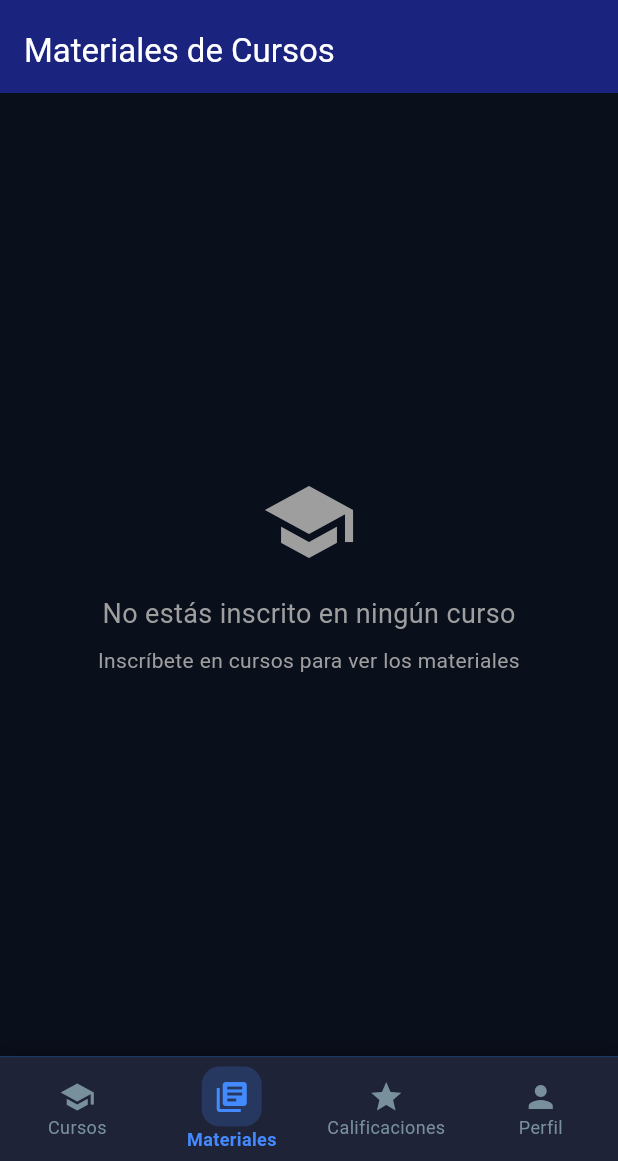
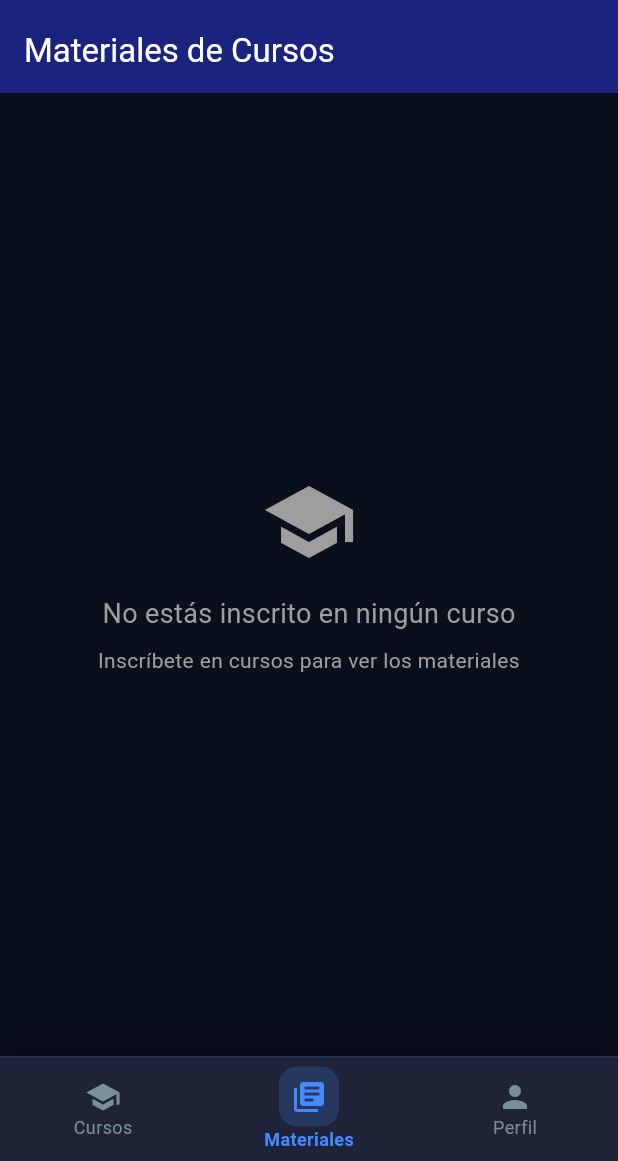
Before and after one commit to Jael-Elisa/EdutechLabs, a Flutter app: the HomeScreen screen opened by its route, item 2 of the bottom bar chosen, on a phone screen of 412 x 824 dp, the part 75-1236 px from its top. Run offline on Flutter 3.47's test engine with Material 3 defaults, Android fonts, the phone set to English and light mode, and no system bars; our stand-ins replace dio, file_picker, go_router, open_file, permission_handler, supabase_flutter and 1 more; missing offline and left inert: universal_html; accounts and stored records are empty.

Commit message:
Delete Califications

```diff
--- a/lib/screens/home_screen.dart
+++ b/lib/screens/home_screen.dart
@@ -269,18 +269,6 @@ class _HomeScreenState extends State<HomeScreen> {
       label: 'Materiales',
     ),
     BottomNavigationBarItem(
-      icon: const Icon(Icons.grade),
-      activeIcon: Container(
-        padding: const EdgeInsets.all(8),
-        decoration: BoxDecoration(
-          color: Colors.blueAccent.withOpacity(0.2),
-          borderRadius: BorderRadius.circular(12),
-        ),
-        child: const Icon(Icons.grade, color: Colors.blueAccent),
-      ),
-      label: 'Calificaciones',
-    ),
-    BottomNavigationBarItem(
       icon: const Icon(Icons.person),
       activeIcon: Container(
         padding: const EdgeInsets.all(8),
```
